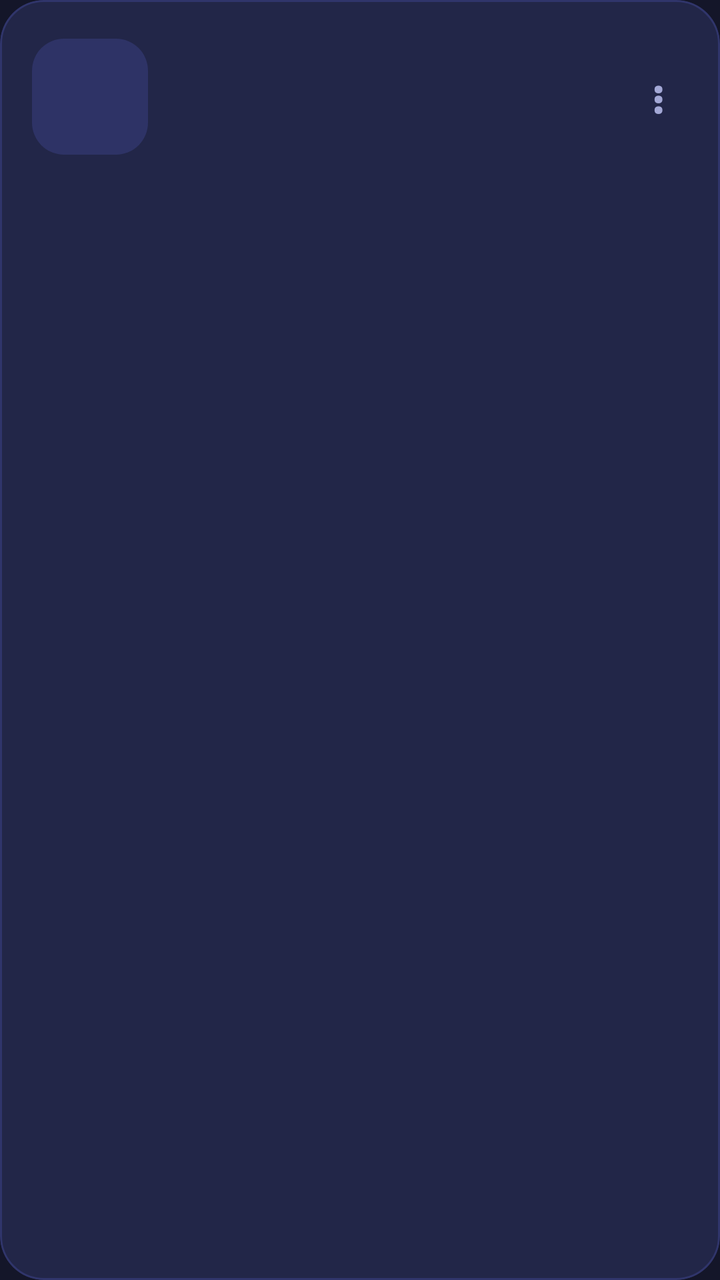
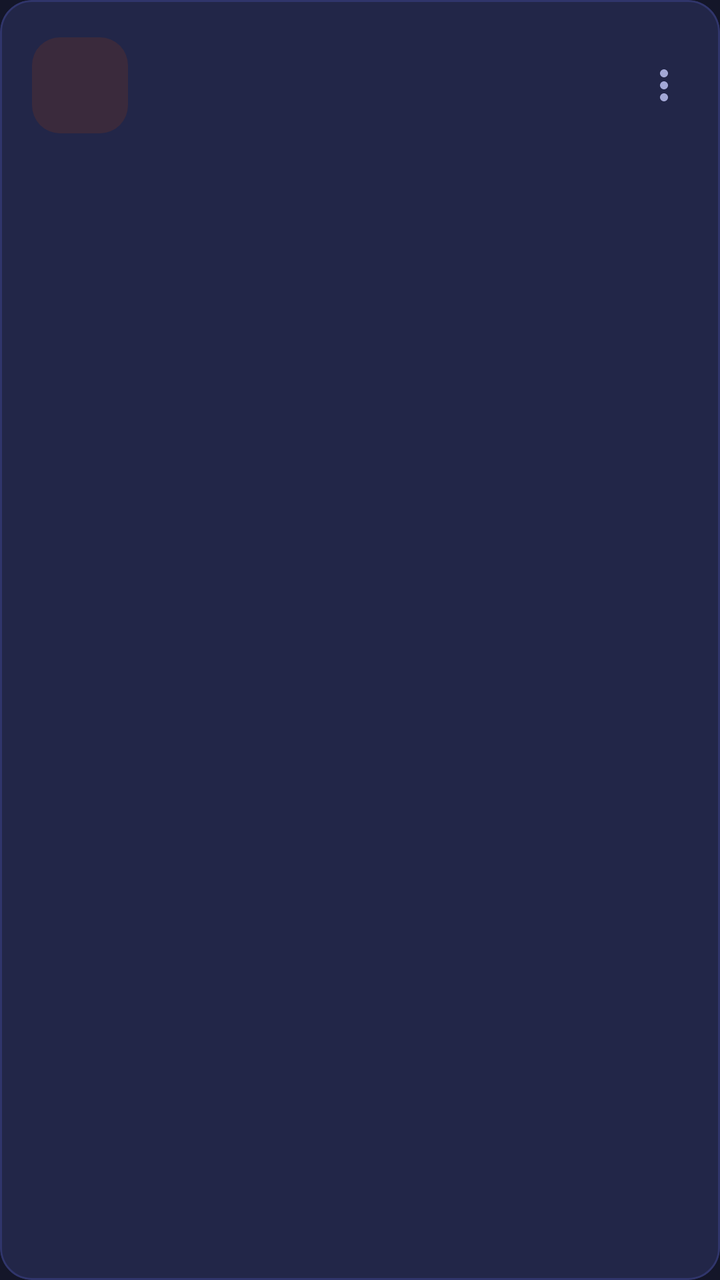

An Android layout rendered at two revisions. The XML below is the earlier revision; the diff shows what the commit changed to produce the second picture.
<!-- AndroidManifest.xml: application theme Theme.Hub -->
<!-- res/layout/item_plugin.xml -->
<?xml version="1.0" encoding="utf-8"?>
<com.google.android.material.card.MaterialCardView xmlns:android="http://schemas.android.com/apk/res/android"
    xmlns:app="http://schemas.android.com/apk/res-auto"
    android:layout_width="match_parent"
    android:layout_height="wrap_content"
    android:layout_marginBottom="12dp"
    android:clickable="true"
    android:focusable="true"
    app:cardBackgroundColor="@color/card"
    app:cardCornerRadius="22dp"
    app:cardElevation="0dp"
    app:strokeColor="@color/stroke"
    app:strokeWidth="1dp">

    <LinearLayout
        android:layout_width="match_parent"
        android:layout_height="wrap_content"
        android:gravity="center_vertical"
        android:orientation="horizontal"
        android:padding="16dp">

        <TextView
            android:id="@+id/icon"
            android:layout_width="58dp"
            android:layout_height="58dp"
            android:background="@drawable/bg_icon"
            android:gravity="center"
            android:textSize="28sp" />

        <LinearLayout
            android:layout_width="0dp"
            android:layout_height="wrap_content"
            android:layout_marginStart="14dp"
            android:layout_weight="1"
            android:orientation="vertical">

            <TextView
                android:id="@+id/name"
                android:layout_width="match_parent"
                android:layout_height="wrap_content"
                android:ellipsize="end"
                android:maxLines="1"
                android:textColor="@color/text"
                android:textSize="17sp"
                android:textStyle="bold" />

            <TextView
                android:id="@+id/desc"
                android:layout_width="match_parent"
                android:layout_height="wrap_content"
                android:layout_marginTop="2dp"
                android:ellipsize="end"
                android:maxLines="2"
                android:textColor="@color/subtext"
                android:textSize="13sp" />

            <TextView
                android:id="@+id/meta"
                android:layout_width="wrap_content"
                android:layout_height="wrap_content"
                android:layout_marginTop="6dp"
                android:textColor="@color/teal"
                android:textSize="12sp" />
        </LinearLayout>

        <TextView
            android:id="@+id/more"
            android:layout_width="wrap_content"
            android:layout_height="wrap_content"
            android:background="?attr/selectableItemBackgroundBorderless"
            android:contentDescription="More options"
            android:padding="12dp"
            android:text="⋮"
            android:textColor="@color/subtext"
            android:textSize="22sp"
            android:textStyle="bold" />
    </LinearLayout>
</com.google.android.material.card.MaterialCardView>
<!-- resources referenced by this layout -->
<resources>
  <color name="card">#222648</color>
  <color name="stroke">#30356B</color>
  <color name="subtext">#A3A8D6</color>
  <color name="teal">#5EEAD4</color>
  <color name="text">#F4F4FF</color>
  <!-- drawable bg_icon (drawable) -->
  <?xml version="1.0" encoding="utf-8"?>
  <shape xmlns:android="http://schemas.android.com/apk/res/android" android:shape="rectangle">
      <solid android:color="#2E3366" />
      <corners android:radius="16dp" />
  </shape>
  <style name="Theme.Hub" parent="Theme.Material3.Dark.NoActionBar">
          <item name="colorPrimary">@color/accent</item>
          <item name="colorOnPrimary">#1A1020</item>
          <item name="colorSurface">@color/surface</item>
          <item name="colorOnSurface">@color/text</item>
          <item name="android:windowBackground">@color/bg</item>
          <item name="android:statusBarColor">@color/bg</item>
          <item name="android:navigationBarColor">@color/bg</item>
          <item name="android:textColorPrimary">@color/text</item>
      </style>
  <color name="accent">#FF8A5B</color>
  <color name="surface">#1B1E38</color>
  <color name="bg">#141629</color>
</resources>

<!-- the commit's change to res/layout/item_plugin.xml (unified diff, before → after) -->
@@ -6,26 +6,47 @@
     android:layout_marginBottom="12dp"
     android:clickable="true"
     android:focusable="true"
-    app:cardBackgroundColor="@color/card"
-    app:cardCornerRadius="22dp"
+    app:cardBackgroundColor="@color/q_surface_hi"
+    app:cardCornerRadius="@dimen/q_card_radius"
     app:cardElevation="0dp"
-    app:strokeColor="@color/stroke"
-    app:strokeWidth="1dp">
+    app:strokeColor="@color/q_outline"
+    app:strokeWidth="@dimen/q_stroke">
 
     <LinearLayout
         android:layout_width="match_parent"
         android:layout_height="wrap_content"
         android:gravity="center_vertical"
         android:orientation="horizontal"
-        android:padding="16dp">
+        android:paddingStart="16dp"
+        android:paddingTop="12dp"
+        android:paddingEnd="4dp"
+        android:paddingBottom="12dp">
 
-        <TextView
-            android:id="@+id/icon"
-            android:layout_width="58dp"
-            android:layout_height="58dp"
-            android:background="@drawable/bg_icon"
-            android:gravity="center"
-            android:textSize="28sp" />
+        <FrameLayout
+            android:layout_width="48dp"
+            android:layout_height="48dp">
+
+            <TextView
+                android:id="@+id/icon"
+                android:layout_width="match_parent"
+                android:layout_height="match_parent"
+                android:background="@drawable/q_tile"
+                android:gravity="center"
+                android:importantForAccessibility="no"
+                android:textColor="@color/q_accent_text"
+                android:textSize="20sp"
+                android:textStyle="bold" />
+
+            <ImageView
+                android:id="@+id/icon_img"
+                android:layout_width="match_parent"
+                android:layout_height="match_parent"
+                android:background="@drawable/q_tile"
+                android:clipToOutline="true"
+                android:importantForAccessibility="no"
+                android:scaleType="centerCrop"
+                android:visibility="gone" />
+        </FrameLayout>
 
         <LinearLayout
             android:layout_width="0dp"
@@ -40,8 +61,8 @@
                 android:layout_height="wrap_content"
                 android:ellipsize="end"
                 android:maxLines="1"
-                android:textColor="@color/text"
-                android:textSize="17sp"
+                android:textColor="@color/q_text"
+                android:textSize="16sp"
                 android:textStyle="bold" />
 
             <TextView
@@ -51,28 +72,31 @@
                 android:layout_marginTop="2dp"
                 android:ellipsize="end"
                 android:maxLines="2"
-                android:textColor="@color/subtext"
+                android:textColor="@color/q_text_sub"
                 android:textSize="13sp" />
 
             <TextView
                 android:id="@+id/meta"
                 android:layout_width="wrap_content"
                 android:layout_height="wrap_content"
-                android:layout_marginTop="6dp"
-                android:textColor="@color/teal"
+                android:layout_marginTop="4dp"
+                android:textColor="@color/q_text_sub"
                 android:textSize="12sp" />
         </LinearLayout>
 
-        <TextView
+        <ImageButton
+            android:id="@+id/pin"
+            android:layout_width="@dimen/q_touch"
+            android:layout_height="@dimen/q_touch"
+            android:background="?attr/selectableItemBackgroundBorderless" />
+
+        <ImageButton
             android:id="@+id/more"
-            android:layout_width="wrap_content"
-            android:layout_height="wrap_content"
+            android:layout_width="@dimen/q_touch"
+            android:layout_height="@dimen/q_touch"
             android:background="?attr/selectableItemBackgroundBorderless"
             android:contentDescription="More options"
-            android:padding="12dp"
-            android:text="⋮"
-            android:textColor="@color/subtext"
-            android:textSize="22sp"
-            android:textStyle="bold" />
+            android:src="@drawable/q_ic_more"
+            app:tint="@color/q_text_sub" />
     </LinearLayout>
 </com.google.android.material.card.MaterialCardView>
<!-- resource entries referenced after the edit -->
@@ -1,16 +1,30 @@
 <!-- resources referenced by this layout -->
 <resources>
-  <color name="card">#222648</color>
-  <color name="stroke">#30356B</color>
-  <color name="subtext">#A3A8D6</color>
-  <color name="teal">#5EEAD4</color>
-  <color name="text">#F4F4FF</color>
-  <!-- drawable bg_icon (drawable) -->
+  <color name="q_accent_text">#FFFF8A5B</color>
+  <color name="q_outline">#FF30356B</color>
+  <color name="q_surface_hi">#FF222648</color>
+  <color name="q_text">#FFF4F4FF</color>
+  <color name="q_text_sub">#FFA3A8D6</color>
+  <dimen name="q_card_radius">16dp</dimen>
+  <dimen name="q_stroke">1dp</dimen>
+  <dimen name="q_touch">48dp</dimen>
+  <!-- drawable q_ic_more (drawable) -->
+  <?xml version="1.0" encoding="utf-8"?>
+  <vector xmlns:android="http://schemas.android.com/apk/res/android"
+      android:width="24dp"
+      android:height="24dp"
+      android:viewportWidth="24"
+      android:viewportHeight="24"
+      android:tint="@color/q_icon">
+      <path android:fillColor="#FF000000" android:pathData="M12,8c1.1,0 2,-0.9 2,-2s-0.9,-2 -2,-2 -2,0.9 -2,2 0.9,2 2,2zM12,10c-1.1,0 -2,0.9 -2,2s0.9,2 2,2 2,-0.9 2,-2 -0.9,-2 -2,-2zM12,16c-1.1,0 -2,0.9 -2,2s0.9,2 2,2 2,-0.9 2,-2 -0.9,-2 -2,-2z" />
+  </vector>
+  <!-- drawable q_tile (drawable) -->
   <?xml version="1.0" encoding="utf-8"?>
   <shape xmlns:android="http://schemas.android.com/apk/res/android" android:shape="rectangle">
-      <solid android:color="#2E3366" />
-      <corners android:radius="16dp" />
+      <solid android:color="@color/q_accent_container" />
+      <corners android:radius="14dp" />
   </shape>
+  <color name="text">#F4F4FF</color>
   <style name="Theme.Hub" parent="Theme.Material3.Dark.NoActionBar">
           <item name="colorPrimary">@color/accent</item>
           <item name="colorOnPrimary">#1A1020</item>
@@ -21,6 +35,8 @@
           <item name="android:navigationBarColor">@color/bg</item>
           <item name="android:textColorPrimary">@color/text</item>
       </style>
+  <color name="q_icon">#FFF4F4FF</color>
+  <color name="q_accent_container">#FF3A2A3C</color>
   <color name="accent">#FF8A5B</color>
   <color name="surface">#1B1E38</color>
   <color name="bg">#141629</color>
